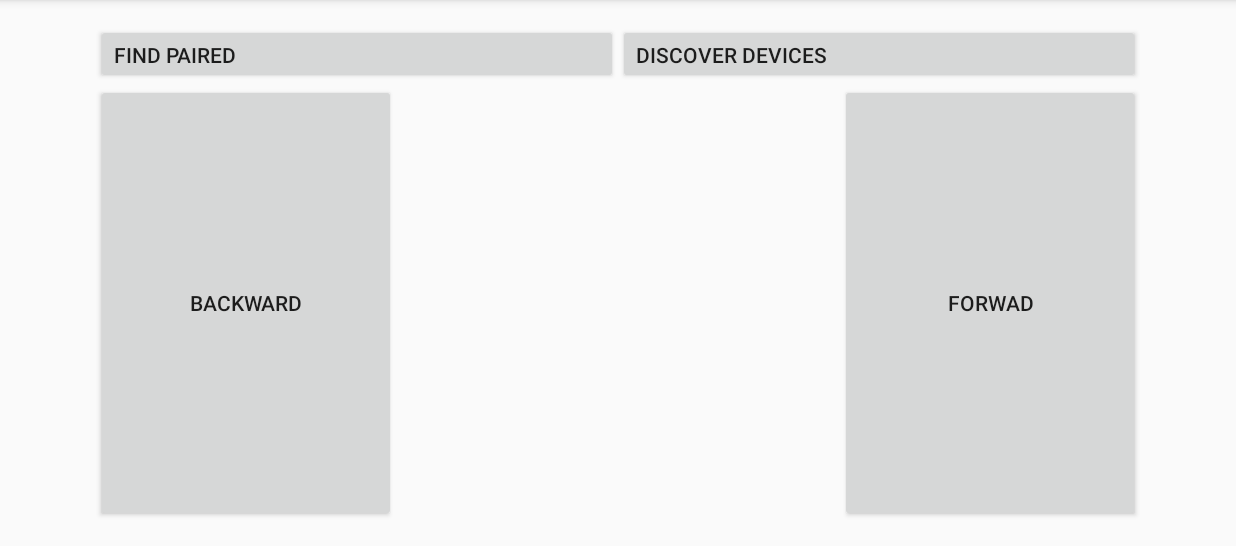
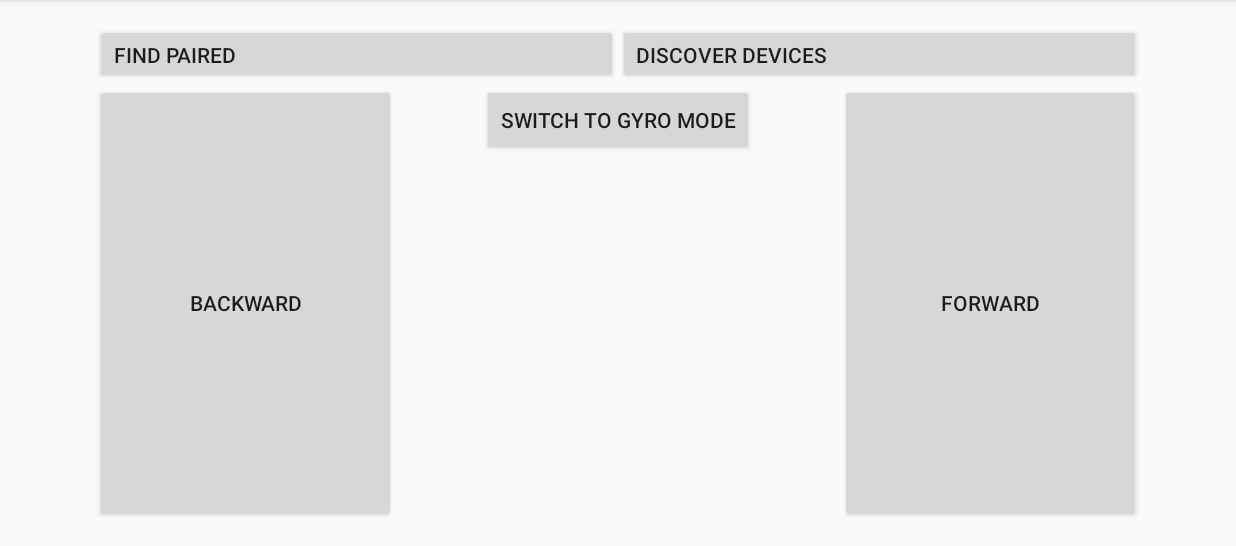
Before and after one commit to asuszek/rc-car-controller-bluetooth, an Android app: the screen it shows after launch (MainActivity), on a phone screen of 824 x 412 dp (held sideways), the part 72-618 px from its top. Run offline under Robolectric (Android 15) with nearby library versions, the phone set to English and light mode, and no system bars.

Commit message:
Added Toggle Button for mode switch.

```diff
--- a/app/src/main/res/layout/activity_main.xml
+++ b/app/src/main/res/layout/activity_main.xml
@@ -41,7 +41,7 @@
     <Button
         android:layout_width="200dp"
         android:layout_height="wrap_content"
-        android:text="Forwad"
+        android:text="Forward"
         android:id="@+id/forward"
 
         android:layout_alignTop="@+id/backward"
@@ -59,4 +59,13 @@
         android:layout_below="@+id/linearLayout"
         android:layout_alignParentBottom="true" />
 
+    <Button
+        android:layout_width="wrap_content"
+        android:layout_height="wrap_content"
+        android:text="Switch to Gyro Mode"
+        android:id="@+id/toggleMode"
+        android:onClick="toggleDriveMode"
+        android:layout_below="@+id/linearLayout"
+        android:layout_centerHorizontal="true" />
+
 </RelativeLayout>
```
Also changed, not shown: app/src/main/java/rccarcontroller/hackathon/umass/rccarcontroller/MainActivity.java (+20 -2 lines).
